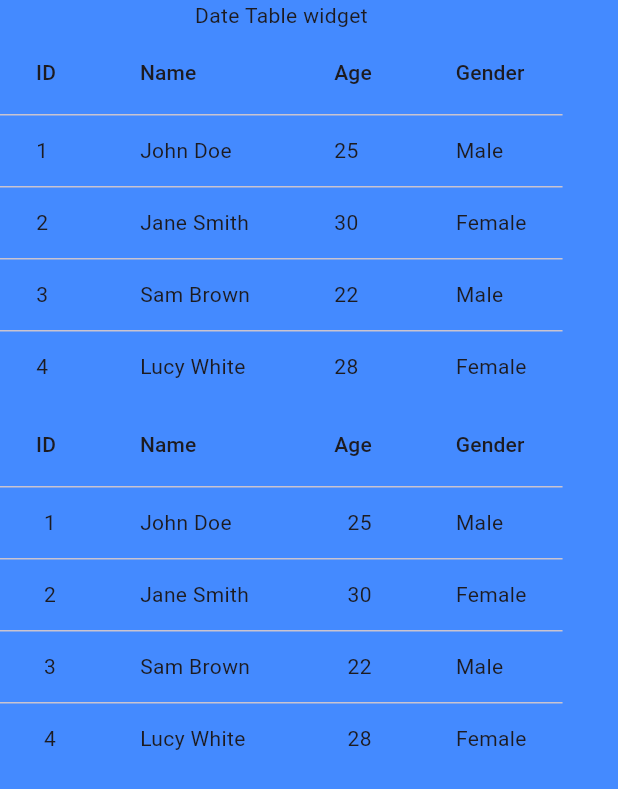
After one commit to SunatilloAbduvaliyev/takrorlash, a Flutter app: the DataTableDemo screen opened directly, on a phone screen of 412 x 824 dp. The commit adds this screen. Shown: the top 789 px of the screen. Run offline on Flutter 3.47's test engine with Material 3 defaults, Android fonts, the phone set to English and light mode, and no system bars.

```diff
--- /dev/null
+++ b/lib/screen/date_table_widget.dart
@@ -0,0 +1,101 @@
+import 'package:flutter/material.dart';
+
+class DataTableDemo extends StatelessWidget {
+  const DataTableDemo({super.key});
+
+  @override
+  Widget build(BuildContext context) {
+    return Scaffold(
+      body: SingleChildScrollView(
+        scrollDirection: Axis.horizontal,
+        child: Column(
+          children: [
+            const Text("Date Table widget"),
+            DataTable(
+              columns: const [
+                DataColumn(label: Text('ID')),
+                DataColumn(label: Text('Name')),
+                DataColumn(label: Text('Age')),
+                DataColumn(label: Text('Gender')),
+              ],
+              rows: const [
+                DataRow(cells: [
+                  DataCell(Text('1')),
+                  DataCell(Text('John Doe')),
+                  DataCell(Text('25')),
+                  DataCell(Text('Male')),
+                ]),
+                DataRow(cells: [
+                  DataCell(Text('2')),
+                  DataCell(Text('Jane Smith')),
+                  DataCell(Text('30')),
+                  DataCell(Text('Female')),
+                ]),
+                DataRow(cells: [
+                  DataCell(Text('3')),
+                  DataCell(Text('Sam Brown')),
+                  DataCell(Text('22')),
+                  DataCell(Text('Male')),
+                ]),
+                DataRow(cells: [
+                  DataCell(Text('4')),
+                  DataCell(Text('Lucy White')),
+                  DataCell(Text('28')),
+                  DataCell(Text('Female')),
+                ]),
+              ],
+            ),
+            DataTable(
+              columns: const [
+                DataColumn(
+                  label: Text('ID'),
+                  numeric: true, // Agar sonli qiymat bo'lsa true qilinadi
+                  tooltip: 'This is the ID column', // Ustun ustiga olib borganingizda ko'rsatiladigan matn
+                ),
+                DataColumn(
+                  label: Text('Name'),
+                  tooltip: 'This is the Name column',
+                ),
+                DataColumn(
+                  label: Text('Age'),
+                  numeric: true,
+                  tooltip: 'This is the Age column',
+                ),
+                DataColumn(
+                  label: Text('Gender'),
+                  tooltip: 'This is the Gender column',
+                ),
+              ],
+              rows: const [
+                DataRow(cells: [
+                  DataCell(Text('1')),
+                  DataCell(Text('John Doe')),
+                  DataCell(Text('25')),
+                  DataCell(Text('Male')),
+                ]),
+                DataRow(cells: [
+                  DataCell(Text('2')),
+                  DataCell(Text('Jane Smith')),
+                  DataCell(Text('30')),
+                  DataCell(Text('Female')),
+                ]),
+                DataRow(cells: [
+                  DataCell(Text('3')),
+                  DataCell(Text('Sam Brown')),
+                  DataCell(Text('22')),
+                  DataCell(Text('Male')),
+                ]),
+                DataRow(cells: [
+                  DataCell(Text('4')),
+                  DataCell(Text('Lucy White')),
+                  DataCell(Text('28')),
+                  DataCell(Text('Female')),
+                ]),
+              ],
+            ),
+          ],
+        ),
+      ),
+    );
+  }
+}
```
Also changed, not shown: lib/screen/box_decorated_transform.dart (added, +66 -0 lines), lib/screen/drag_target_widget.dart (added, +68 -0 lines), lib/screen/home/home_screen.dart (+12 -0 lines).
